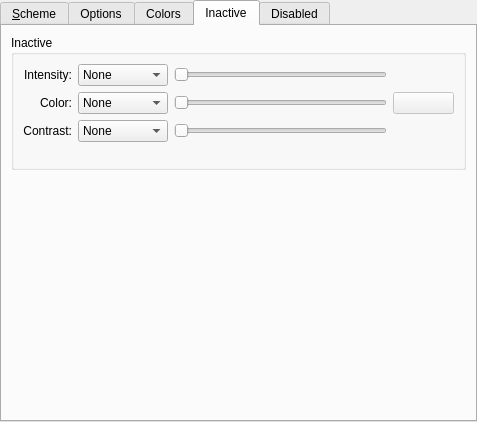
Old version of the form kcontrol/colors/colorsettings.ui in the repository mgottschlag/kwin-tiling.
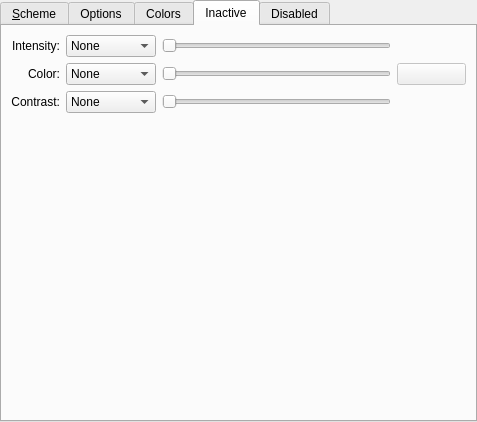
New version of the form. The open tabs and pages were chosen to show the change. Custom widgets are drawn as their Qt base class.

Commit message: Removed useless groupboxes.

```diff
--- a/kcontrol/colors/colorsettings.ui
+++ b/kcontrol/colors/colorsettings.ui
@@ -710,13 +710,7 @@
       <attribute name="title">
        <string>Inactive</string>
       </attribute>
-      <layout class="QVBoxLayout" name="verticalLayout_9">
-       <item>
-        <widget class="QGroupBox" name="groupBox">
-         <property name="title">
-          <string>Inactive</string>
-         </property>
-         <layout class="QGridLayout" name="_2">
+      <layout class="QGridLayout" name="gridLayout_4">
           <item row="0" column="0">
            <widget class="QLabel" name="label">
             <property name="text">
@@ -774,7 +768,7 @@
            </widget>
           </item>
           <item row="0" column="3">
-           <spacer>
+        <spacer name="spacer">
             <property name="orientation">
              <enum>Qt::Horizontal</enum>
             </property>
@@ -783,7 +777,7 @@
             </property>
             <property name="sizeHint" stdset="0">
              <size>
-              <width>61</width>
+           <width>69</width>
               <height>22</height>
              </size>
             </property>
@@ -907,7 +901,7 @@
            </widget>
           </item>
           <item row="2" column="3">
-           <spacer>
+        <spacer name="spacer_2">
             <property name="orientation">
              <enum>Qt::Horizontal</enum>
             </property>
@@ -916,7 +910,7 @@
             </property>
             <property name="sizeHint" stdset="0">
              <size>
-              <width>40</width>
+           <width>69</width>
               <height>20</height>
              </size>
             </property>
@@ -938,10 +932,7 @@
             </property>
            </widget>
           </item>
-         </layout>
-        </widget>
-       </item>
-       <item>
+       <item row="4" column="0" colspan="4">
         <spacer name="verticalSpacer_3">
          <property name="orientation">
           <enum>Qt::Vertical</enum>
@@ -1216,16 +1207,16 @@
    <extends>QListWidget</extends>
    <header>klistwidget.h</header>
   </customwidget>
-  <customwidget>
-   <class>KColorButton</class>
-   <extends>QPushButton</extends>
-   <header>kcolorbutton.h</header>
-  </customwidget>
   <customwidget>
    <class>KPushButton</class>
    <extends>QPushButton</extends>
    <header>kpushbutton.h</header>
   </customwidget>
+  <customwidget>
+   <class>KColorButton</class>
+   <extends>QPushButton</extends>
+   <header>kcolorbutton.h</header>
+  </customwidget>
   <customwidget>
    <class>PreviewWidget</class>
    <extends>QWidget</extends>
```
Left out of the diff: 48 changed lines with no effect on the pictures. Lines whose indentation alone changed are shown as unchanged.
